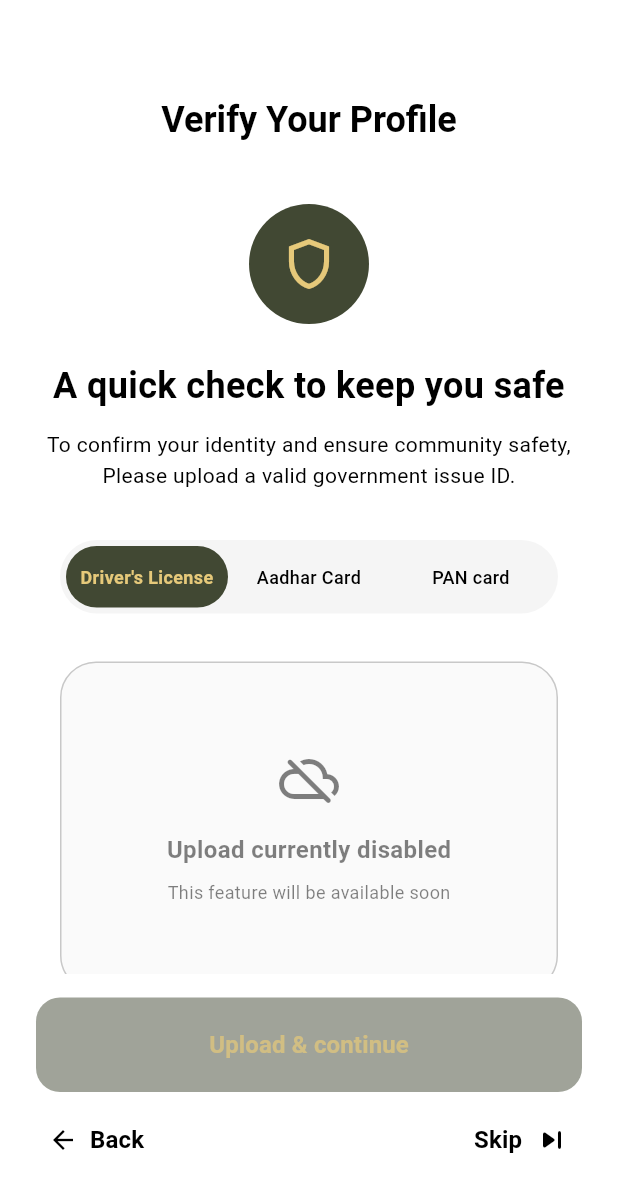
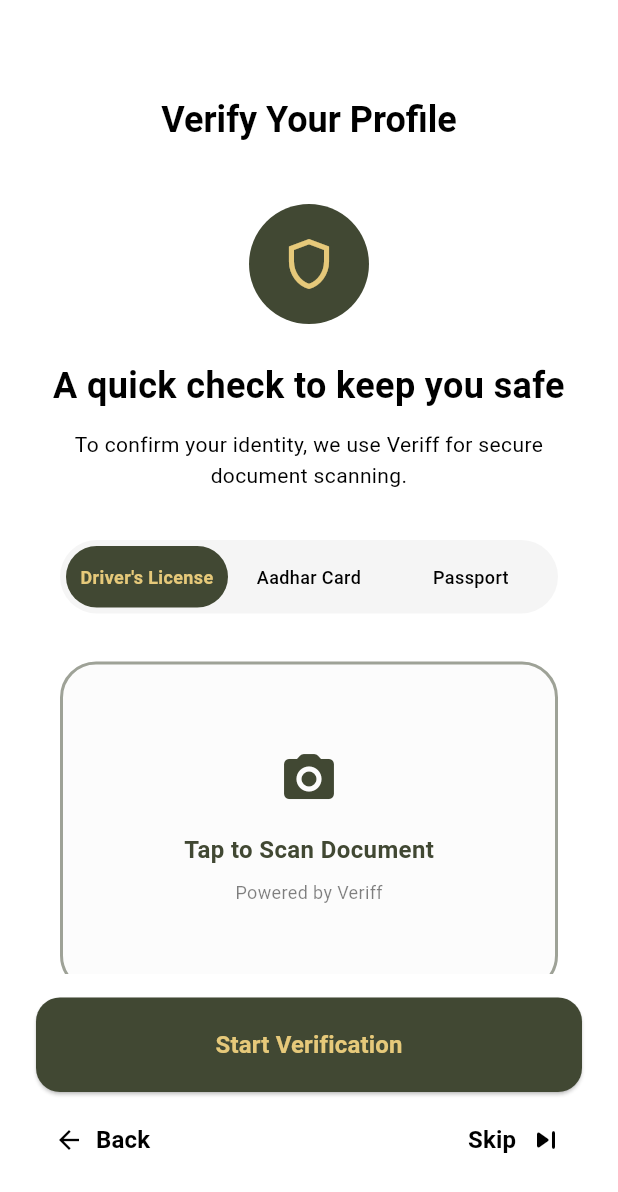
Before and after one commit to Hynox-org/blindly-dating-app, a Flutter app: the GovernmentIdVerificationScreen screen opened directly, on a phone screen of 412 x 824 dp. Shown: the top 1192 px of the screen. Run offline on Flutter 3.47's test engine with Material 3 defaults, Android fonts, the light colour scheme and no system bars; our stand-ins replace audioplayers, camera, country_code_picker, firebase_core, flutter_card_swiper, flutter_dotenv and 14 more; missing offline and left inert: dart_jsonwebtoken, firebase_app_check, google_mlkit_pose_detection, record, safe_device, veriff_flutter; accounts and stored records are empty.

Commit message:
Veriff test

```diff
--- a/lib/features/profile/presentation/screens/setup_steps/gov_id_screen.dart
+++ b/lib/features/profile/presentation/screens/setup_steps/gov_id_screen.dart
@@ -1,16 +1,14 @@
-import 'dart:io';
-
 import 'package:flutter/material.dart';
 import 'package:flutter_riverpod/flutter_riverpod.dart';
 import 'package:supabase_flutter/supabase_flutter.dart';
+import 'package:veriff_flutter/veriff_flutter.dart'; // Import Veriff
 
-import '../../../../onboarding/data/repositories/verification_repository.dart';
 import '../../../../onboarding/presentation/providers/onboarding_provider.dart';
 import '../../../../onboarding/presentation/screens/steps/base_onboarding_step_screen.dart';
-import '../../../../../core/utils/custom_popups.dart';
 
 enum GovIdStep { instructions, processing, verified }
 
+// We keep this for UI, but Veriff will actually ask the user again inside the SDK
 enum DocumentType { drivers_license, aadhar_card, pan_card }
 
 class GovernmentIdVerificationScreen extends ConsumerStatefulWidget {
@@ -23,52 +21,88 @@ class GovernmentIdVerificationScreen extends ConsumerStatefulWidget {
 
 class _GovernmentIdVerificationScreenState
     extends ConsumerState<GovernmentIdVerificationScreen> {
+
   GovIdStep _currentStep = GovIdStep.instructions;
   DocumentType _selectedDocType = DocumentType.drivers_license;
-  File? _selectedImage;
-  final _verificationRepo = VerificationRepository();
+  bool _isLoading = false; // To show spinner on the button
 
-  // --- Actions ---
+  // --- 1. Real-time Database Listener ---
+  @override
+  void initState() {
+    super.initState();
+    _listenForVerificationStatus();
+  }
 
-  Future<void> _uploadAndVerify() async {
-    if (_selectedImage == null) return;
+  void _listenForVerificationStatus() {
+    final userId = Supabase.instance.client.auth.currentUser?.id;
+    if (userId == null) return;
 
+    // Listen to changes in the 'profiles' table for this user
+    Supabase.instance.client
+        .from('profiles')
+        .stream(primaryKey: ['id'])
+        .eq('user_id', userId)
+        .listen((List<Map<String, dynamic>> data) {
+          if (data.isNotEmpty) {
+            final isVerified = data.first['is_verified'] ?? false;
+
+            if (mounted) {
+              if (isVerified) {
+                setState(() => _currentStep = GovIdStep.verified);
+              }
+              // Optional: Check if verification failed or is pending to show 'processing'
+            }
+          }
+        });
+  }
+
+  // --- 2. The Veriff Logic ---
+  Future<void> _startVeriffFlow() async {
+    setState(() => _isLoading = true);
+
+    try {
+      final user = Supabase.instance.client.auth.currentUser;
+      if (user == null) throw Exception("User not logged in");
+
+      // A. Call Supabase Edge Function to get Session URL
+      // FIX: Added .client here
+      final response = await Supabase.instance.client.functions.invoke(
+        'veriff-session',
+        body: {
+          'firstName': user.userMetadata?['first_name'] ?? 'User',
+          'lastName': user.userMetadata?['last_name'] ?? '',
+        },
+      );
+
+      final sessionUrl = response.data['url'];
+      if (sessionUrl == null) throw Exception("Failed to generate Veriff URL");
+
+      // B. Configure and Start Veriff
+      Configuration config = Configuration(sessionUrl);
+      config.branding = Branding(
+        themeColor: '#4A5A4A',
+        backgroundColor: '#FFFFFF',
+      );
+
+      Veriff veriff = Veriff();
+      veriff.start(config);
+
+      // C. Update UI to "Processing"
       setState(() {
         _currentStep = GovIdStep.processing;
       });
 
-    try {
-      final userId = Supabase.instance.client.auth.currentUser?.id;
-      if (userId == null) throw Exception("User not logged in");
-
-      // 1. Upload Image
-      final storagePath = await _verificationRepo.uploadGovernmentId(
-        _selectedImage!,
-        userId,
+    } catch (e) {
+      print('Veriff Error: $e'); // Helpful for debugging
+      ScaffoldMessenger.of(context).showSnackBar(
+        SnackBar(content: Text("Error starting verification: $e")),
       );
-
-      // 2. Create Request
-      await _verificationRepo.createVerificationRequest(
-        userId: userId,
-        mediaStoragePath: storagePath,
-        verificationType: 'gov_id',
-        additionalData: {'document_type': _selectedDocType.name},
-      );
-
-      if (mounted) {
-        setState(() {
-          _currentStep = GovIdStep.verified;
-        });
-      }
-    } catch (e) {
-      if (mounted) {
-        showErrorPopup(context, "Verification upload failed: $e");
-        setState(() {
-          _currentStep = GovIdStep.instructions;
-        });
+    } finally {
+      if (mounted) setState(() => _isLoading = false);
     }
   }
-  }
+
+  // --- Actions ---
 
   void _onVerifiedComplete() {
     ref.read(onboardingProvider.notifier).completeStep('gov_id_optional');
@@ -82,11 +116,8 @@ class _GovernmentIdVerificationScreenState
     if (_currentStep == GovIdStep.instructions) {
       ref.read(onboardingProvider.notifier).goToPreviousStep();
     } else {
-      // In processing or verified, usually disable back or go to start
-      // For now, go back to instructions
       setState(() {
         _currentStep = GovIdStep.instructions;
-        _selectedImage = null;
       });
     }
   }
@@ -99,11 +130,14 @@ class _GovernmentIdVerificationScreenState
       return _buildStatusView(
         context,
         icon: Icons.access_time_filled_rounded,
-        title: "We’re reviewing your Government ID proof",
+        title: "We’re reviewing your ID",
         subtitle:
-            "Your ID verification is in progress. This usually take a few hours. We’ll notify you once complete.",
-        buttonText: "Got it",
-        onPressed: _onVerifiedComplete,
+            "Veriff is analyzing your documents. This usually takes less than 2 minutes. Stay on this screen or check back later.",
+        buttonText: "Refresh Status",
+        onPressed: () {
+           // The Stream listener handles updates, but this allows manual check if needed
+           setState(() {});
+        },
       );
     }
 
@@ -112,8 +146,8 @@ class _GovernmentIdVerificationScreenState
         context,
         icon: Icons.check_circle_rounded,
         title: "Verified Successfully!",
-        subtitle: "Government ID proof successfully verified",
-        buttonText: "Got it",
+        subtitle: "Your Government ID has been confirmed.",
+        buttonText: "Continue",
         onPressed: _onVerifiedComplete,
       );
     }
@@ -122,10 +156,10 @@ class _GovernmentIdVerificationScreenState
 
     return BaseOnboardingStepScreen(
       title: 'Verify Your Profile',
-      showBackButton: false, // Custom handling
+      showBackButton: false,
       onBack: _onBack,
       showNextButton: false,
-      showSkipButton: false, // Custom handling
+      showSkipButton: false,
       child: Column(
         children: [
           Expanded(
@@ -138,16 +172,14 @@ class _GovernmentIdVerificationScreenState
                     width: 80,
                     height: 80,
                     decoration: BoxDecoration(
-                      color: Theme.of(
-                        context,
-                      ).colorScheme.primary, // Dark Olive Green from image
+                      color: colorScheme.primary,
                       shape: BoxShape.circle,
                     ),
                     child: Icon(
                       Icons.shield_outlined,
                       size: 40,
-                      color: Theme.of(context).colorScheme.onPrimary,
-                    ), // Gold color
+                      color: colorScheme.onPrimary,
+                    ),
                   ),
                   const SizedBox(height: 24),
                   Text(
@@ -156,58 +188,53 @@ class _GovernmentIdVerificationScreenState
                     style: TextStyle(
                       fontSize: 24,
                       fontWeight: FontWeight.bold,
-                      color: Theme.of(context).colorScheme.onSurface,
+                      color: colorScheme.onSurface,
                     ),
                   ),
                   const SizedBox(height: 12),
                   Text(
-                    "To confirm your identity and ensure community safety, Please upload a valid government issue ID.",
+                    "To confirm your identity, we use Veriff for secure document scanning.",
                     textAlign: TextAlign.center,
                     style: TextStyle(
                       fontSize: 14,
-                      color: Theme.of(context).colorScheme.onSurfaceVariant,
+                      color: colorScheme.onSurfaceVariant,
                       height: 1.5,
                     ),
                   ),
                   const SizedBox(height: 32),
 
-                  // Document Type Selector
+                  // Document Type Selector (Cosmetic only now, as Veriff handles it)
                   Container(
                     margin: const EdgeInsets.symmetric(horizontal: 16),
                     decoration: BoxDecoration(
-                      color: Theme.of(
-                        context,
-                      ).colorScheme.surfaceContainerHighest,
-                      borderRadius: BorderRadius.circular(30), // More rounded
+                      color: colorScheme.surfaceContainerHighest,
+                      borderRadius: BorderRadius.circular(30),
                     ),
                     padding: const EdgeInsets.all(4),
                     child: Row(
                       children: [
-                        _buildTabItem(
-                          DocumentType.drivers_license,
-                          "Driver's License",
-                        ),
+                        _buildTabItem(DocumentType.drivers_license,"Driver's License"),
                         _buildTabItem(DocumentType.aadhar_card, "Aadhar Card"),
-                        _buildTabItem(DocumentType.pan_card, "PAN card"),
+                        _buildTabItem(DocumentType.pan_card, "Passport"),
                       ],
                     ),
                   ),
                   const SizedBox(height: 32),
 
-                  // Upload Area
-
-                  // Upload Area - Disabled
-                  Container(
+                  // Upload Area - Changed to "Ready to Scan" visual
+                  GestureDetector(
+                    onTap: _startVeriffFlow, // Allow tapping the box to start
+                    child: Container(
                       height: 220,
                       width: double.infinity,
                       margin: const EdgeInsets.symmetric(horizontal: 16),
                       decoration: BoxDecoration(
-                      color: colorScheme.surfaceContainerHighest.withOpacity(
-                        0.5,
-                      ),
+                        color: colorScheme.surfaceContainerHighest.withOpacity(0.3),
                         borderRadius: BorderRadius.circular(24),
                         border: Border.all(
-                        color: colorScheme.outline.withOpacity(0.2),
+                          color: colorScheme.primary.withOpacity(0.5),
+                          width: 2, // Highlighted border
+                          style: BorderStyle.solid,
                         ),
                       ),
                       child: Center(
@@ -215,34 +242,29 @@ class _GovernmentIdVerificationScreenState
                           mainAxisAlignment: MainAxisAlignment.center,
                           children: [
                             Icon(
-                            Icons.cloud_off_rounded,
+                              Icons.camera_alt_rounded, // Changed icon
                               size: 40,
-                            color: colorScheme.onSurfaceVariant.withOpacity(
-                              0.5,
-                            ),
+                              color: colorScheme.primary,
                             ),
                             const SizedBox(height: 16),
                             Text(
-                            "Upload currently disabled",
+                              "Tap to Scan Document",
                               style: TextStyle(
-                              color: colorScheme.onSurfaceVariant.withOpacity(
-                                0.5,
-                              ),
+                                color: colorScheme.primary,
                                 fontWeight: FontWeight.bold,
                                 fontSize: 16,
                               ),
                             ),
                             const SizedBox(height: 8),
                             Text(
-                            "This feature will be available soon",
+                              "Powered by Veriff",
                               style: TextStyle(
-                              color: colorScheme.onSurfaceVariant.withOpacity(
-                                0.5,
-                              ),
+                                color: colorScheme.onSurfaceVariant.withOpacity(0.5),
                                 fontSize: 12,
                               ),
                             ),
                           ],
+                        ),
                       ),
                     ),
                   ),
@@ -255,37 +277,20 @@ class _GovernmentIdVerificationScreenState
                     child: Column(
                       crossAxisAlignment: CrossAxisAlignment.start,
                       children: [
-                        _buildGuidelineItem(
-                          context,
-                          Icons
-                              .circle, // Placeholder, updated in _buildGuidelineItem
-                          "Place on a flat and dark surface",
-                        ),
+                         _buildGuidelineItem(context, Icons.circle, "Prepare your physical ID card"),
                          const SizedBox(height: 16),
-                        _buildGuidelineItem(
-                          context,
-                          Icons.circle,
-                          "Avoid glare from lights",
-                        ),
+                         _buildGuidelineItem(context, Icons.circle, "Ensure good lighting"),
                          const SizedBox(height: 16),
-                        _buildGuidelineItem(
-                          context,
-                          Icons.circle,
-                          "Ensure all 4 corners are visible",
-                        ),
+                         _buildGuidelineItem(context, Icons.circle, "Be ready for a quick selfie"),
                       ],
                     ),
                   ),
                   const SizedBox(height: 32),
 
                   Text(
-                    "Your ID is encrypted and will be deleted after verification.\nWe never share it with other users. Learn more",
+                    "Your ID is encrypted and deleted after verification.\nWe never share it with other users.",
                     textAlign: TextAlign.center,
-                    style: TextStyle(
-                      fontSize: 11,
-                      color: Theme.of(context).colorScheme.onSurface,
-                      height: 1.4,
-                    ),
+                    style: TextStyle(fontSize: 11, color: colorScheme.onSurface, height: 1.4),
                   ),
                   const SizedBox(height: 24),
                 ],
@@ -299,77 +304,44 @@ class _GovernmentIdVerificationScreenState
             child: SizedBox(
               width: double.infinity,
               child: ElevatedButton(
-                onPressed: _selectedImage != null ? _uploadAndVerify : null,
+                // Button is ALWAYS active now
+                onPressed: _isLoading ? null : _startVeriffFlow,
                 style: ElevatedButton.styleFrom(
-                  backgroundColor: Theme.of(context).colorScheme.primary,
-                  foregroundColor: Theme.of(context).colorScheme.onPrimary,
+                  backgroundColor: colorScheme.primary,
+                  foregroundColor: colorScheme.onPrimary,
                   padding: const EdgeInsets.symmetric(vertical: 20),
                   shape: RoundedRectangleBorder(
                     borderRadius: BorderRadius.circular(16),
                   ),
-                  disabledBackgroundColor: Theme.of(context).colorScheme.primary
-                      .withOpacity(0.5), // Keep it green but dim
-                  disabledForegroundColor: colorScheme.onPrimary.withOpacity(
-                    0.7,
                 ),
-                ),
-                child: const Text(
-                  "Upload & continue",
+                child: _isLoading
+                  ? const SizedBox(
+                      height: 20, width: 20,
+                      child: CircularProgressIndicator(color: Colors.white, strokeWidth: 2)
+                    )
+                  : const Text(
+                      "Start Verification",
                       style: TextStyle(fontSize: 16, fontWeight: FontWeight.bold),
                     ),
               ),
             ),
           ),
 
-          // Navigation Row: Back and Skip
+          // Navigation Row
           Row(
             mainAxisAlignment: MainAxisAlignment.spaceBetween,
             children: [
               TextButton.icon(
                 onPressed: _onBack,
-                icon: Icon(
-                  Icons.arrow_back,
-                  size: 20,
-                  color: colorScheme.onSurface,
-                ),
-                label: Text(
-                  "Back",
-                  style: TextStyle(
-                    color: colorScheme.onSurface,
-                    fontSize: 16,
-                    fontWeight: FontWeight.w600,
-                  ),
-                ),
-                style: TextButton.styleFrom(
-                  padding: const EdgeInsets.symmetric(
-                    vertical: 12,
-                    horizontal: 8,
-                  ),
-                ),
+                icon: Icon(Icons.arrow_back, size: 20, color: colorScheme.onSurface),
+                label: Text("Back", style: TextStyle(color: colorScheme.onSurface, fontSize: 16, fontWeight: FontWeight.w600)),
               ),
               Directionality(
                 textDirection: TextDirection.rtl,
                 child: TextButton.icon(
                   onPressed: _onSkip,
-                  icon: Icon(
-                    Icons.skip_next_rounded,
-                    size: 24,
-                    color: colorScheme.onSurface,
-                  ),
-                  label: Text(
-                    "Skip",
-                    style: TextStyle(
-                      color: colorScheme.onSurface,
-                      fontSize: 16,
-                      fontWeight: FontWeight.w600,
-                    ),
-                  ),
-                  style: TextButton.styleFrom(
-                    padding: const EdgeInsets.symmetric(
-                      vertical: 12,
-                      horizontal: 8,
-                    ),
-                  ),
+                  icon: Icon(Icons.skip_next_rounded, size: 24, color: colorScheme.onSurface),
+                  label: Text("Skip", style: TextStyle(color: colorScheme.onSurface, fontSize: 16, fontWeight: FontWeight.w600)),
                 ),
               ),
             ],
@@ -379,17 +351,15 @@ class _GovernmentIdVerificationScreenState
     );
   }
 
+  // --- Helper Methods (Kept mostly same) ---
+
   Widget _buildTabItem(DocumentType type, String label) {
     final isSelected = _selectedDocType == type;
     final colorScheme = Theme.of(context).colorScheme;
 
     return Expanded(
       child: GestureDetector(
-        onTap: () {
-          setState(() {
-            _selectedDocType = type;
-          });
-        },
+        onTap: () => setState(() => _selectedDocType = type),
         child: AnimatedContainer(
           duration: const Duration(milliseconds: 200),
           padding: const EdgeInsets.symmetric(vertical: 12),
@@ -412,7 +382,6 @@ class _GovernmentIdVerificationScreenState
   }
 
   Widget _buildGuidelineItem(BuildContext context, IconData icon, String text) {
-    // Override icon with simple circle for this specific design
     final colorScheme = Theme.of(context).colorScheme;
     return Row(
       children: [
@@ -421,11 +390,7 @@ class _GovernmentIdVerificationScreenState
         Expanded(
           child: Text(
             text,
-            style: TextStyle(
-              fontSize: 16,
-              fontWeight: FontWeight.w600,
-              color: colorScheme.onSurface,
-            ),
+            style: TextStyle(fontSize: 16, fontWeight: FontWeight.w600, color: colorScheme.onSurface),
           ),
         ),
       ],
@@ -449,42 +414,16 @@ class _GovernmentIdVerificationScreenState
           child: Column(
             mainAxisAlignment: MainAxisAlignment.center,
             children: [
-              // Back button only at the very bottom or top?
-              // Mockup shows "Back" at bottom for verified, but maybe top for processing?
-              // Standardize:
-              // Processing: No back.
-              // Verified: "Back" at bottom.
               const Spacer(),
               Container(
-                width: 120,
-                height: 120,
-                decoration: BoxDecoration(
-                  color: colorScheme.primary,
-                  shape: BoxShape.circle,
-                ),
-                child: Center(
-                  // Inner shield icon logic or just the icon
-                  child: Icon(icon, size: 50, color: colorScheme.onPrimary),
-                ), // Updated to match likely "Green Circle with Check" or "Green Loading"
+                width: 120, height: 120,
+                decoration: BoxDecoration(color: colorScheme.primary, shape: BoxShape.circle),
+                child: Center(child: Icon(icon, size: 50, color: colorScheme.onPrimary)),
               ),
               const SizedBox(height: 32),
-              Text(
-                title,
-                textAlign: TextAlign.center,
-                style: const TextStyle(
-                  fontSize: 28,
-                  fontWeight: FontWeight.bold,
-                ),
-              ),
+              Text(title, textAlign: TextAlign.center, style: const TextStyle(fontSize: 28, fontWeight: FontWeight.bold)),
               const SizedBox(height: 16),
-              Text(
-                subtitle,
-                textAlign: TextAlign.center,
-                style: TextStyle(
-                  fontSize: 16,
-                  color: colorScheme.onSurfaceVariant,
-                ),
-              ),
+              Text(subtitle, textAlign: TextAlign.center, style: TextStyle(fontSize: 16, color: colorScheme.onSurfaceVariant)),
               const Spacer(),
               SizedBox(
                 width: double.infinity,
@@ -494,33 +433,9 @@ class _GovernmentIdVerificationScreenState
                     backgroundColor: colorScheme.primary,
                     foregroundColor: colorScheme.onPrimary,
                     padding: const EdgeInsets.symmetric(vertical: 20),
-                    shape: RoundedRectangleBorder(
-                      borderRadius: BorderRadius.circular(16),
+                    shape: RoundedRectangleBorder(borderRadius: BorderRadius.circular(16)),
                   ),
-                  ),
-                  child: Text(
-                    buttonText,
-                    style: const TextStyle(
-                      fontSize: 18,
-                      fontWeight: FontWeight.bold,
-                    ),
-                  ),
-                ),
-              ),
-              // Back Button
-              Padding(
-                padding: const EdgeInsets.only(top: 16.0),
-                child: TextButton.icon(
-                  onPressed: _onBack,
-                  icon: Icon(Icons.arrow_back, color: colorScheme.onSurface),
-                  label: Text(
-                    "Back",
-                    style: TextStyle(
-                      color: colorScheme.onSurface,
-                      fontSize: 16,
-                      fontWeight: FontWeight.bold,
-                    ),
-                  ),
+                  child: Text(buttonText, style: const TextStyle(fontSize: 18, fontWeight: FontWeight.bold)),
                 ),
               ),
               const SizedBox(height: 20),
@@ -531,60 +446,3 @@ class _GovernmentIdVerificationScreenState
     );
   }
 }
-
-class DashedRectPainter extends CustomPainter {
-  final double strokeWidth;
-  final Color color;
-  final double gap;
-  final double borderRadius;
-
-  DashedRectPainter({
-    this.strokeWidth = 2.0,
-    this.color = Colors.black,
-    this.gap = 5.0,
-    this.borderRadius = 0,
-  });
-
-  @override
-  void paint(Canvas canvas, Size size) {
-    Paint dashedPaint = Paint()
-      ..color = color
-      ..strokeWidth = strokeWidth
-      ..style = PaintingStyle.stroke;
-
-    final RRect rrect = RRect.fromRectAndRadius(
-      Rect.fromLTWH(0, 0, size.width, size.height),
-      Radius.circular(borderRadius),
-    );
-
-    Path path = Path()..addRRect(rrect);
-
-    // Simple implementation of dashing a path
-    // For a perfect dashed RRect we can use path metrics, but for speed simplified approach:
-    // Just drawing the path with a dash effect is hard in vanilla flutter without path_drawing.
-    // I'll stick to manual if needed, OR use a simplified approach since importing path_drawing isn't allowed without pubspec check.
-    // Let's blindly try to use PathMetrics which IS in dart:ui (exported via material).
-
-    Path dashPath = Path();
-    double dashWidth = 10.0;
-    double dashSpace = gap;
-    double distance = 0.0;
-
-    for (var pathMetric in path.computeMetrics()) {
-      while (distance < pathMetric.length) {
-        dashPath.addPath(
-          pathMetric.extractPath(distance, distance + dashWidth),
-          Offset.zero,
-        );
-        distance += dashWidth;
-        distance += dashSpace;
-      }
-    }
-    canvas.drawPath(dashPath, dashedPaint);
-  }
-
-  @override
-  bool shouldRepaint(CustomPainter oldDelegate) {
-    return true;
-  }
-}
--- a/pubspec.yaml
+++ b/pubspec.yaml
@@ -69,6 +69,7 @@ dependencies:
   # Camera & ML Kit (Kept from your original file)
   camera: ^0.10.5+9
   google_mlkit_pose_detection: ^0.12.0
+  veriff_flutter: ^5.4.0
 
 dev_dependencies:
   flutter_test:
```
Also changed, not shown: pubspec.lock, 3 other files. Lines whose indentation alone changed are shown as unchanged.
